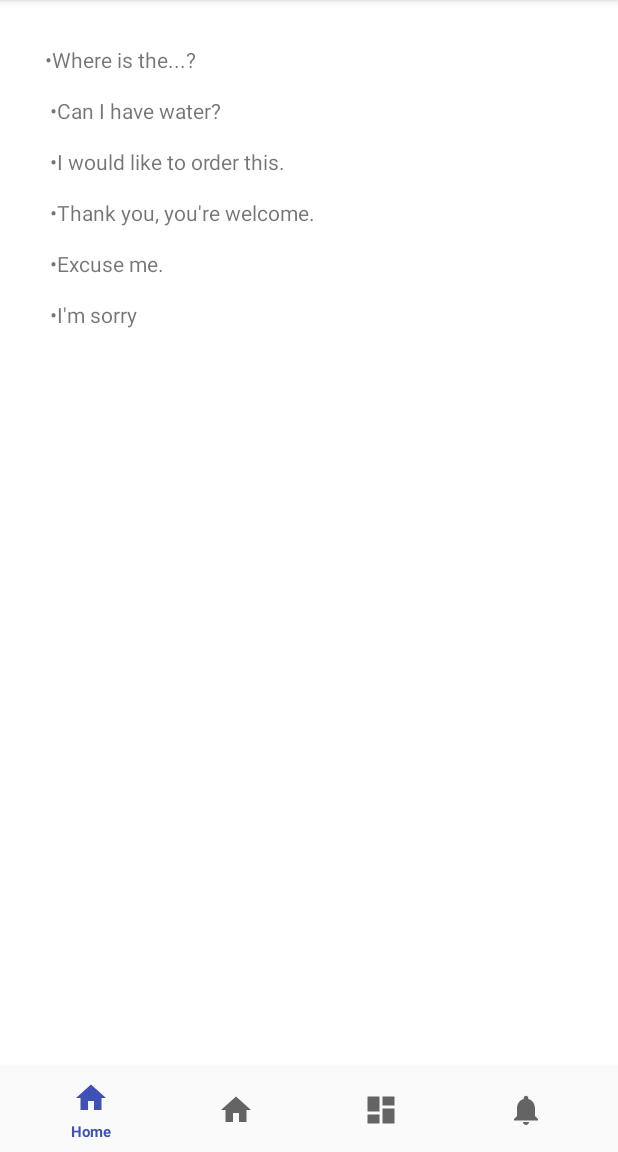
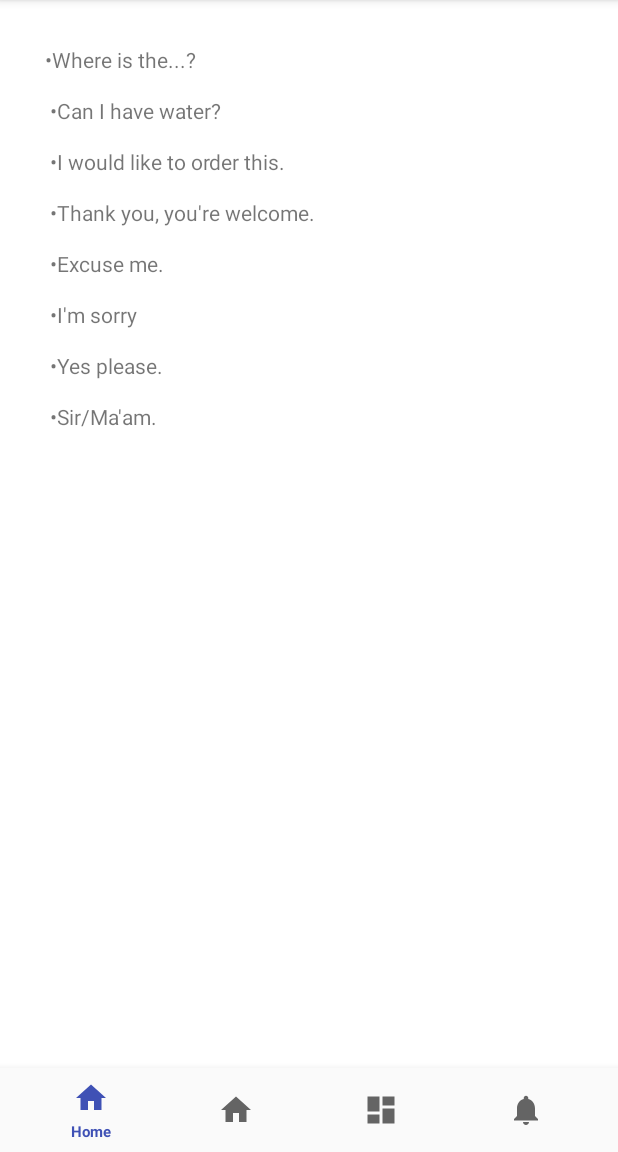
Before and after one commit to zryan2/CultureShock, an Android app: the fragment Phrases placed in its activity, on a phone screen of 412 x 824 dp, the part 84-1236 px from its top. Run offline under Robolectric (Android 15) with nearby library versions, the phone set to English and light mode, and no system bars.

Commit message:
Text edited in phrases fragment.

```diff
--- a/app/src/main/res/layout/activity_countries.xml
+++ b/app/src/main/res/layout/activity_countries.xml
@@ -63,7 +63,7 @@
         android:layout_alignParentLeft="true"
         android:layout_alignParentRight="true"
         android:layout_alignParentStart="false"
-        android:layout_below="@+id/button"
+        android:layout_below="@+id/button8"
         android:layout_marginTop="210dp"
         android:text="Brasil"
         tools:layout_editor_absoluteX="12dp"
--- a/app/src/main/res/values/strings.xml
+++ b/app/src/main/res/values/strings.xml
@@ -27,6 +27,8 @@
         •Thank you, you're welcome.\n
         •Excuse me.\n
         •I'm sorry\n
+        •Yes please.\n
+        •Sir/Ma'am.\n
 
     </string>
 
```
